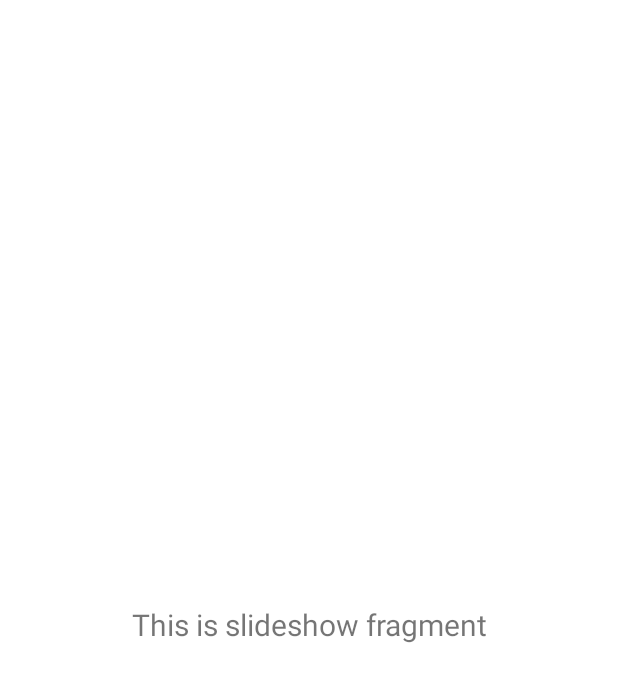
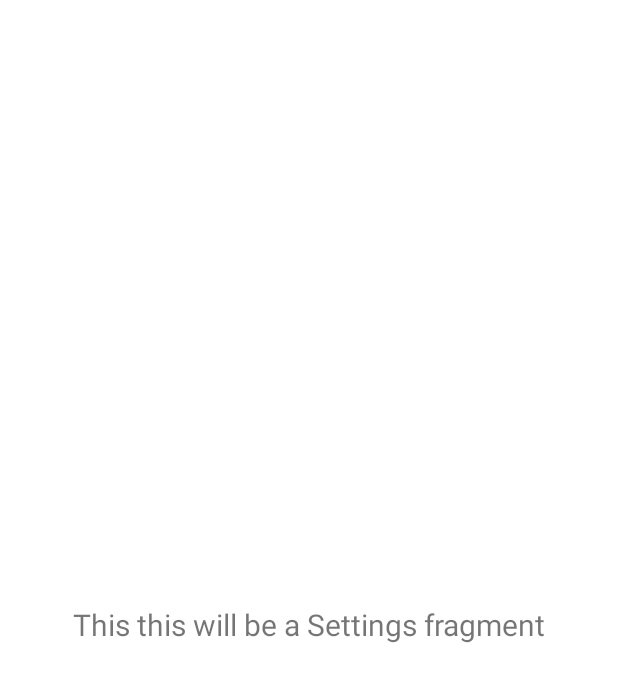
Before and after one commit to ejmdenham/RatRace_1, an Android app: the fragment SlideshowFragment shown on its own in the app's theme, on a phone screen of 412 x 824 dp. Shown: the top 682 px of the screen. Run offline under Robolectric (Android 15) with nearby library versions, the phone set to English and light mode, and no system bars; Roboto replaces fonts that are not available here.

Commit message:
Small_changes

```diff
--- a/pRatRace/app/build.gradle
+++ b/pRatRace/app/build.gradle
@@ -39,9 +39,9 @@ dependencies {
 
     implementation 'com.android.support:design:28.0.0'
 
-    implementation 'androidx.appcompat:appcompat:1.4.0'
-    implementation 'com.google.android.material:material:1.4.0'
-    implementation 'androidx.constraintlayout:constraintlayout:2.1.2'
+    implementation 'androidx.appcompat:appcompat:1.4.1'
+    implementation 'com.google.android.material:material:1.5.0'
+    implementation 'androidx.constraintlayout:constraintlayout:2.1.3'
     implementation 'androidx.lifecycle:lifecycle-livedata-ktx:2.4.0'
     implementation 'androidx.lifecycle:lifecycle-viewmodel-ktx:2.4.0'
     implementation 'androidx.navigation:navigation-fragment:2.3.5'
--- a/pRatRace/app/src/main/java/Rat/Racer/SplashScreen.java
+++ b/pRatRace/app/src/main/java/Rat/Racer/SplashScreen.java
@@ -46,7 +46,7 @@ public class SplashScreen extends AppCompatActivity {
             @Override
             public void run() {
                 //Going from splash to Main. the next screen will likely be the login
-                //TODO: implement login screen
+                //TODO: Customize/Enhance the login screen
                 Intent intent = new Intent(SplashScreen.this, LoginScreen.class);
                 startActivity(intent);
                 finish();
--- a/pRatRace/app/src/main/java/Rat/Racer/ui/gallery/GalleryViewModel.java
+++ b/pRatRace/app/src/main/java/Rat/Racer/ui/gallery/GalleryViewModel.java
@@ -10,7 +10,7 @@ public class GalleryViewModel extends ViewModel {
 
     public GalleryViewModel() {
         mText = new MutableLiveData<>();
-        mText.setValue("This is gallery fragment");
+        mText.setValue("This will be the Profile fragment");
     }
 
     public LiveData<String> getText() {
--- a/pRatRace/app/src/main/java/Rat/Racer/ui/home/HomeViewModel.java
+++ b/pRatRace/app/src/main/java/Rat/Racer/ui/home/HomeViewModel.java
@@ -10,7 +10,7 @@ public class HomeViewModel extends ViewModel {
 
     public HomeViewModel() {
         mText = new MutableLiveData<>();
-        mText.setValue("This is home fragment");
+        mText.setValue("This will be the World_Map fragment");
     }
 
     public LiveData<String> getText() {
--- a/pRatRace/app/src/main/java/Rat/Racer/ui/slideshow/SlideshowViewModel.java
+++ b/pRatRace/app/src/main/java/Rat/Racer/ui/slideshow/SlideshowViewModel.java
@@ -10,7 +10,7 @@ public class SlideshowViewModel extends ViewModel {
 
     public SlideshowViewModel() {
         mText = new MutableLiveData<>();
-        mText.setValue("This is slideshow fragment");
+        mText.setValue("This this will be a Settings fragment");
     }
 
     public LiveData<String> getText() {
--- a/pRatRace/app/src/main/res/layout/nav_header_main.xml
+++ b/pRatRace/app/src/main/res/layout/nav_header_main.xml
@@ -20,6 +20,7 @@
         android:paddingTop="@dimen/nav_header_vertical_spacing"
         app:srcCompat="@mipmap/ic_launcher_round" />
 
+    <!-- TODO change to name of User -->
     <TextView
         android:layout_width="match_parent"
         android:layout_height="wrap_content"
@@ -32,4 +33,5 @@
         android:layout_width="wrap_content"
         android:layout_height="wrap_content"
         android:text="@string/nav_header_subtitle" />
+
 </LinearLayout>
--- a/pRatRace/app/src/main/res/menu/activity_main_drawer.xml
+++ b/pRatRace/app/src/main/res/menu/activity_main_drawer.xml
@@ -2,6 +2,9 @@
 <menu xmlns:android="http://schemas.android.com/apk/res/android"
     xmlns:tools="http://schemas.android.com/tools"
     tools:showIn="navigation_view">
+
+    <!-- TODO Change icons in activity_main_drawer to relevant icons-->
+    <!-- TODO change id and @string to the appropriate names-->
 
     <group android:checkableBehavior="single">
         <item
@@ -17,4 +20,7 @@
             android:icon="@drawable/ic_menu_slideshow"
             android:title="@string/menu_slideshow" />
     </group>
+
+    <!-- TODO find a way to add  logout button -->
+
 </menu>
--- a/pRatRace/app/src/main/res/navigation/mobile_navigation.xml
+++ b/pRatRace/app/src/main/res/navigation/mobile_navigation.xml
@@ -22,4 +22,5 @@
         android:name="Rat.Racer.ui.slideshow.SlideshowFragment"
         android:label="@string/menu_slideshow"
         tools:layout="@layout/fragment_slideshow" />
+
 </navigation>
--- a/pRatRace/app/src/main/res/values/strings.xml
+++ b/pRatRace/app/src/main/res/values/strings.xml
@@ -7,6 +7,7 @@
     <string name="nav_header_desc">Navigation header</string>
     <string name="action_settings">Settings</string>
 
+    <!-- TODO change all strings to the appropriate names-->
     <string name="menu_home">Home</string>
     <string name="menu_gallery">Gallery</string>
     <string name="menu_slideshow">Slideshow</string>
```
